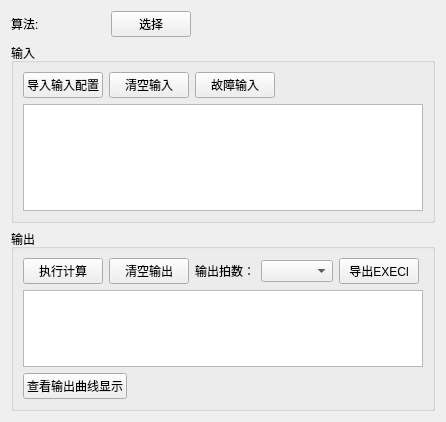
First picture: the form in operstionWidget.ui, repository jiaqingguo/FMU_QT, before the edit.
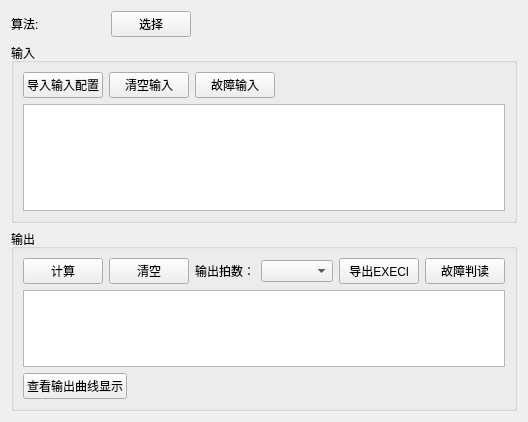
Second picture: the form after the edit.

```diff
--- a/operstionWidget.ui
+++ b/operstionWidget.ui
@@ -153,14 +153,14 @@
         <item>
          <widget class="QPushButton" name="btn_calculate">
           <property name="text">
-           <string>执行计算</string>
+           <string>计算</string>
           </property>
          </widget>
         </item>
         <item>
          <widget class="QPushButton" name="btn_clear">
           <property name="text">
-           <string>清空输出</string>
+           <string>清空</string>
           </property>
          </widget>
         </item>
@@ -185,6 +185,13 @@
           </property>
          </widget>
         </item>
+        <item>
+         <widget class="QPushButton" name="btnIsFault">
+          <property name="text">
+           <string>故障判读</string>
+          </property>
+         </widget>
+        </item>
         <item>
          <spacer name="horizontalSpacer_4">
           <property name="orientation">
```
